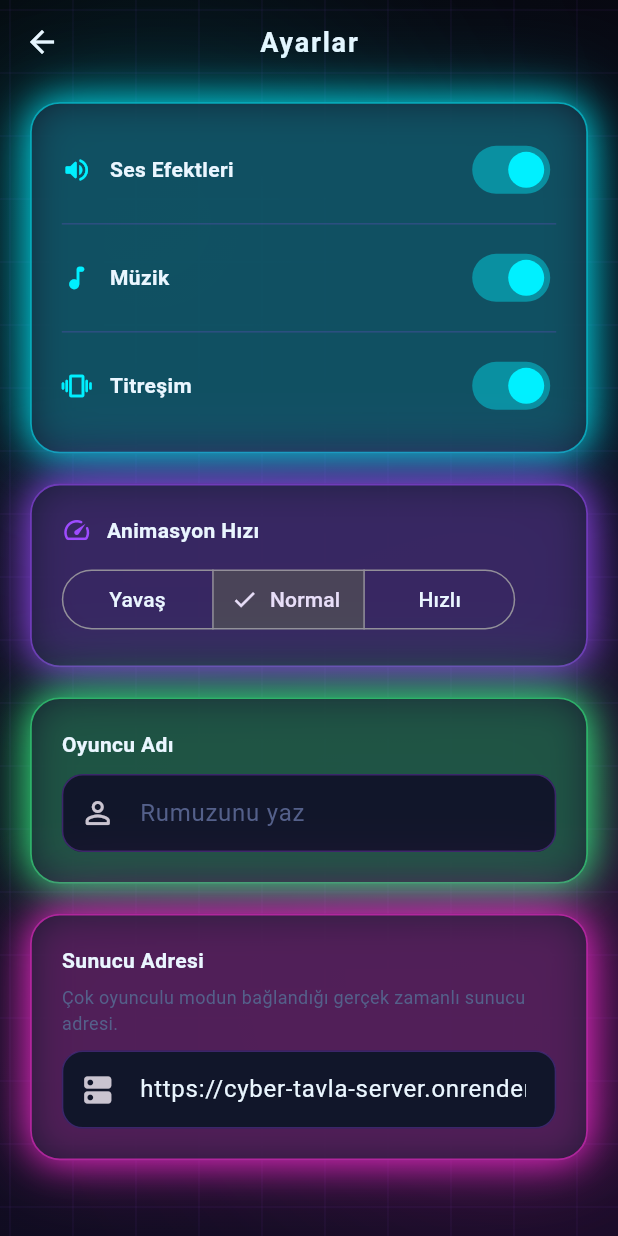
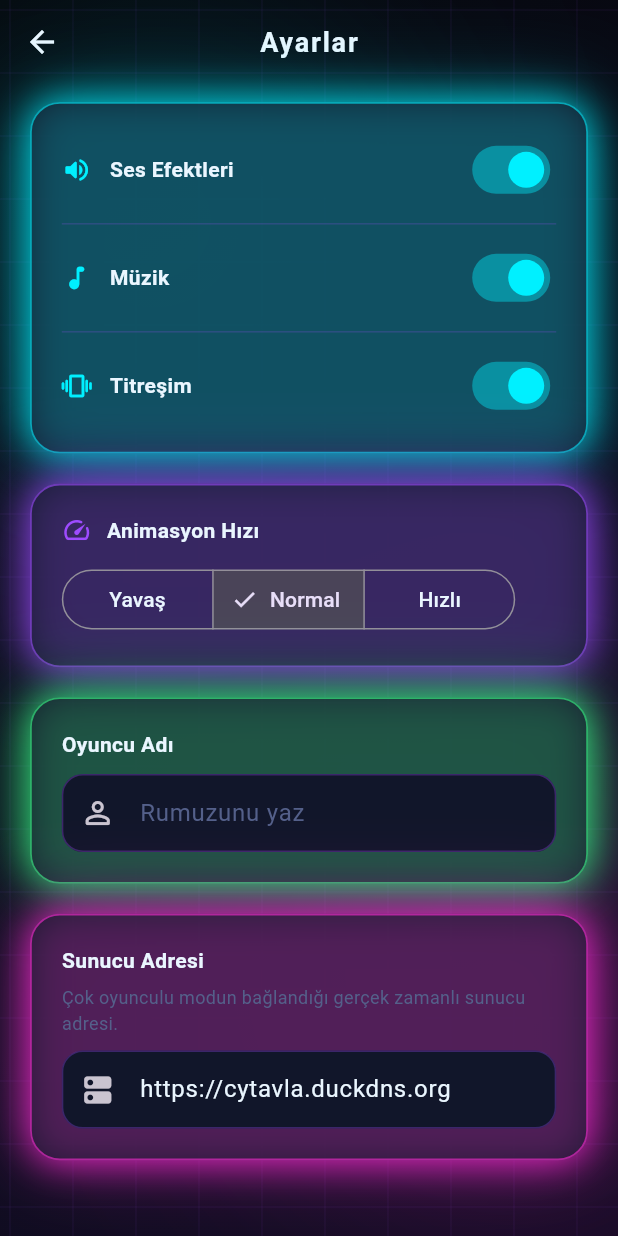
Before and after one commit to piyamijj/tavla, a Flutter app: the SettingsScreen screen opened directly, on a phone screen of 412 x 824 dp. Run offline on Flutter 3.47's test engine with Material 3 defaults, Android fonts, the phone set to English and light mode, and no system bars; our stand-ins replace flutter_riverpod, shared_preferences, socket_io_client; accounts and stored records are empty; network calls fail.

Commit message:
Varsayilan sunucu adresini Piyami'nin kendi AWS sunucusuna guncelle
Coklu oyunculu icin varsayilan sunucu adresi artik Render yerine
Piyami'nin kendi AWS EC2 sunucusunda (nginx + certbot ile TLS, Node
surecine ters proxy) yayinlanan https://cytavla.duckdns.org adresi.
Canli sunucuya karsi saglik kontrolu, socket.io polling el sikismasi ve
iki gercek istemci simule edilerek oda olusturma/katilma/game_start
eslesmesi doğrulandi. Render sunucusu yedek olarak calismaya devam
ediyor, varsayilan olarak kullanilmiyor.

```diff
--- a/app/lib/features/settings/settings_providers.dart
+++ b/app/lib/features/settings/settings_providers.dart
@@ -2,10 +2,14 @@ import 'package:flutter_riverpod/flutter_riverpod.dart';
 import 'package:shared_preferences/shared_preferences.dart';
 
 /// Default realtime server URL used until the player configures their own
-/// in Settings. Points at the deployed Render backend by default; change
-/// this (or override it from the Settings screen) for local/dev testing
-/// against `http://localhost:3000`.
-const String kDefaultServerUrl = 'https://cyber-tavla-server.onrender.com';
+/// in Settings. Points at Piyami's own AWS EC2 instance (nginx + certbot
+/// TLS termination, reverse-proxied to the Node process on port 3000 —
+/// see AWS_DEPLOY_GUIDE.md) by default; change this (or override it from
+/// the Settings screen) for local/dev testing against
+/// `http://localhost:3000`. Render (`cyber-tavla-server.onrender.com`) was
+/// the original host and is left running as a fallback but is no longer
+/// the default.
+const String kDefaultServerUrl = 'https://cytavla.duckdns.org';
 
 const String _kKeySound = 'settings.sound';
 const String _kKeyMusic = 'settings.music';
```
